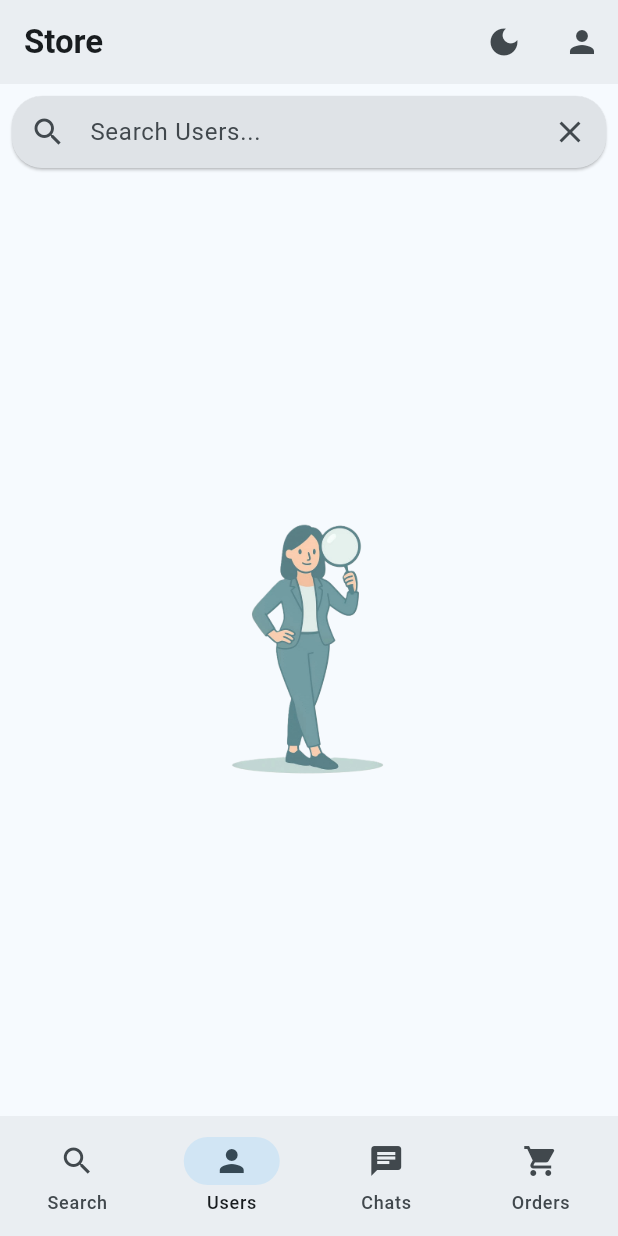
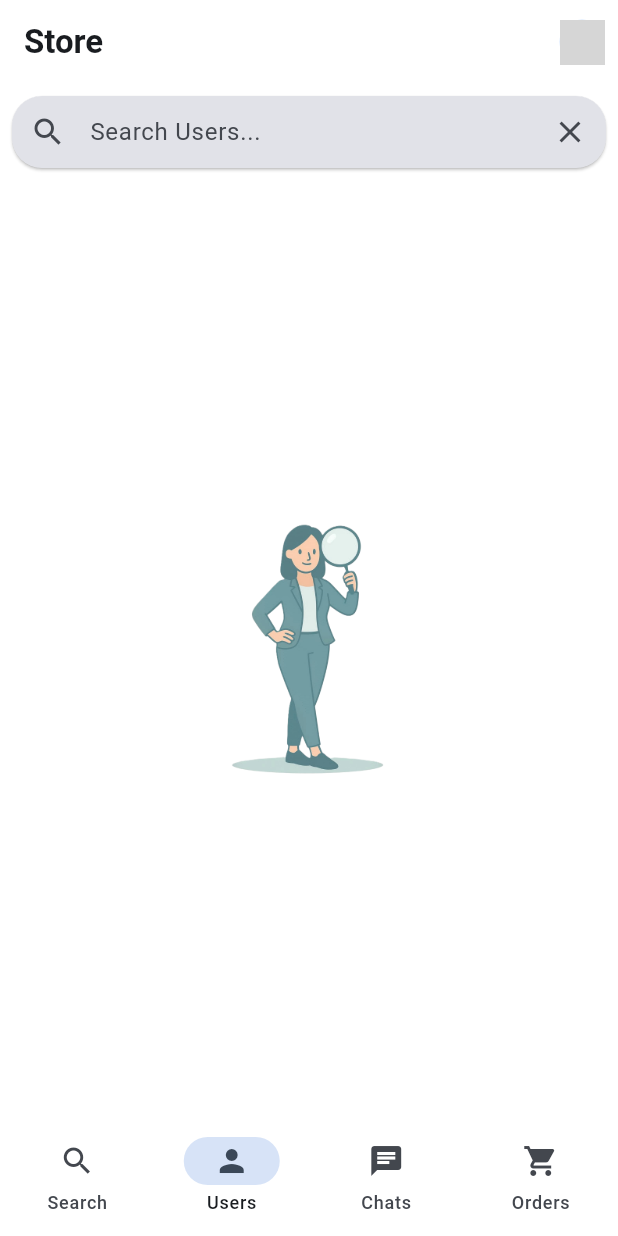
Before and after one commit to neeraj22003/ChatStore, a Flutter app: the screen it shows once a user with an empty profile is signed in, item 2 of the bottom bar chosen, after a tap on the "search" icon, on a phone screen of 412 x 824 dp. Run offline on Flutter 3.47's test engine with Material 3 defaults, Android fonts, the phone set to English and light mode, and no system bars; our stand-ins replace cached_network_image, cloud_firestore, firebase_auth, firebase_core, flutter_dotenv, geolocator and 2 more; missing offline and left inert: currency_sdk; accounts and stored records are empty; network calls fail; grey boxes are pictures that could not be loaded.

Commit message:
Ui update

```diff
--- a/lib/main.dart
+++ b/lib/main.dart
@@ -3,7 +3,7 @@ import 'package:flutter/material.dart';
 import 'package:flutter_dotenv/flutter_dotenv.dart';
 
 import 'package:chat_shop/src/app.dart';
-import 'package:chat_shop/src/core/layout/providers/appbar_provider.dart';
+
 import 'package:chat_shop/src/core/layout/providers/navigation_provider.dart';
 import 'package:chat_shop/src/features/auth/ui/provider/auth_provider.dart';
 import 'package:chat_shop/src/features/auth/ui/screen/login_page.dart';
@@ -20,18 +20,6 @@ import 'package:provider/provider.dart';
 
 import 'package:firebase_core/firebase_core.dart';
 import 'firebase_options.dart';
-
-/*void _setupNativeThreadingBridge() {
-  const platform = MethodChannel('com.chat_shop/auth');
-  platform.setMethodCallHandler((call) async {
-    if (call.method == "onAuthStateChanged") {
-      debugPrint("✅ Thread-Safe: C++ Bridge confirmed Auth Update.");
-    }
-    if (call.method == "onFirebaseReady") {
-      debugPrint("🚀 Thread-Safe: C++ Bridge confirmed Firebase Ready.");
-    }
-  });
-}*/
 
 Future<void> main() async {
   WidgetsFlutterBinding.ensureInitialized();
@@ -67,7 +55,7 @@ Future<void> main() async {
             return cart;
           },
         ),
-        ChangeNotifierProvider(create: (_) => Appbarprovider()),
+
         ChangeNotifierProvider(create: (_) => NavigationProvider()),
         ChangeNotifierProvider(create: (_) => SearchbarProvider()),
         ChangeNotifierProvider(create: (_) => BottomsheetProvider()),
@@ -87,22 +75,22 @@ class MyApp extends StatelessWidget {
   const MyApp({super.key});
   @override
   Widget build(BuildContext context) {
-    return Consumer2<Appbarprovider, Authprovider>(
-      builder: (context, appbarprovider, auth, child) {
+    return Consumer< Authprovider>(
+      builder: (context, auth, child) {
         return MaterialApp(
           scaffoldMessengerKey: auth.snacbarkey,
           debugShowCheckedModeBanner: false,
           theme: ThemeData(
             useMaterial3: true,
-            colorSchemeSeed: Colors.lightBlueAccent,
+            colorSchemeSeed:Colors.blue,
             brightness: Brightness.light,
           ),
           darkTheme: ThemeData(
             useMaterial3: true,
-            colorSchemeSeed: Colors.lightBlueAccent,
+            colorSchemeSeed:Colors.blue,
             brightness: Brightness.dark,
           ),
-          themeMode: appbarprovider.thememode,
+         themeMode: ThemeMode.light,
 
           home: StreamBuilder<User?>(
             stream: FirebaseAuth.instance.authStateChanges(),
--- a/lib/src/core/layout/providers/appbar_provider.dart
+++ /dev/null
@@ -1,25 +0,0 @@
-import 'package:flutter/material.dart';
-
-
-class Appbarprovider extends ChangeNotifier{
-
- ThemeMode _thememode=ThemeMode.light;
- ThemeMode get thememode=>_thememode;
-
-
- void themefuction(){
-  if(_thememode==ThemeMode.light){
-    _thememode=ThemeMode.dark;
-  }else{
-    _thememode=ThemeMode.light;
-  }
-
-  notifyListeners();
- }
-
-
-
-
-
-
-}
--- a/lib/src/core/layout/scaffold.dart
+++ b/lib/src/core/layout/scaffold.dart
@@ -36,6 +36,7 @@ class WideScaffolds extends StatelessWidget {
           ),
           Expanded(
             child: Scaffold(
+              backgroundColor: Colors.white,
               key: provider.scaffoldkey,
               appBar: CustomAppBar(),
               body: pages[provider.selectedindex],
@@ -46,6 +47,7 @@ class WideScaffolds extends StatelessWidget {
             ),
           ),
         ],
+
     );
   }
 }
@@ -65,6 +67,7 @@ class Mobilescaffold extends StatelessWidget {
       Orderpage(),
     ];
     return Scaffold(
+      backgroundColor: Colors.white,
       key: provider.scaffoldkey,
       appBar: CustomAppBar(),
       body: pages[provider.selectedindex],
--- a/lib/src/core/layout/widgets/appbar.dart
+++ b/lib/src/core/layout/widgets/appbar.dart
@@ -1,9 +1,12 @@
+import 'package:cached_network_image/cached_network_image.dart';
+import 'package:chat_shop/src/features/user/ui/provider/provider.dart';
 import 'package:flutter/material.dart';
 
-import 'package:chat_shop/src/core/layout/providers/appbar_provider.dart';
+
 import 'package:chat_shop/src/core/layout/providers/navigation_provider.dart';
 
 import 'package:chat_shop/src/features/cart/ui/providers/cart_provider.dart';
+import 'package:path/path.dart';
 
 import 'package:provider/provider.dart';
 
@@ -11,29 +14,23 @@ class CustomAppBar extends StatelessWidget implements PreferredSizeWidget {
   const CustomAppBar({super.key});
   @override
   Widget build(BuildContext context) {
-    final theme = Theme.of(context).colorScheme;
-    return Consumer3<Appbarprovider, CartProvider, NavigationProvider>(
+
+    return Consumer3<Userprovider, CartProvider, NavigationProvider>(
       builder: (context, provider, auth, navi, child) {
         return AppBar(
+          backgroundColor: Colors.white,
           title: Text('Store', style: TextStyle(fontWeight: FontWeight.w700)),
-          backgroundColor: theme.surfaceContainer,
+
           actions: [
-            IconButton(
-              onPressed: () async {
-                provider.themefuction();
-
-                //  provider.reset();
-              },
-              icon: provider.thememode == ThemeMode.dark
-                  ? const Icon(Icons.light_mode)
-                  : const Icon(Icons.dark_mode),
-            ),
-            const SizedBox(width: 4),
+           const SizedBox(width: 4),
             IconButton(
               onPressed: () {
                 navi.openendrawer(false);
               },
-              icon: const Icon(Icons.person),
+              icon:provider.userDomain?.profileimage!=null
+              ?CircleAvatar(radius: 15,
+                backgroundImage:CachedNetworkImageProvider( provider.userDomain!.profileimage!)
+              ) :const Icon(Icons.person),
             ),
           ],
         );
--- /dev/null
+++ b/lib/src/core/widgets/searchbar.dart
@@ -0,0 +1,76 @@
+import 'package:flutter/foundation.dart';
+import 'package:flutter/material.dart';
+
+class CustomSearchbar extends StatelessWidget {
+  final void Function() onSearch;
+  final TextEditingController textFieldcontroller;
+  final void Function() onremove;
+  final String hintText;
+  final ValueListenable<bool>? iscategoryactive;
+
+  const CustomSearchbar({
+    super.key,
+    this.iscategoryactive,
+    required this.onSearch,
+    required this.textFieldcontroller,
+    required this.hintText,
+    required this.onremove,
+  });
+
+  Widget searchIcon() {
+    return Padding(
+      padding: const EdgeInsets.all(5),
+      child: IconButton(onPressed: onSearch, icon: const Icon(Icons.search)),
+    );
+  }
+
+  Widget textfield() {
+    return Expanded(
+      child: Padding(
+        padding: const EdgeInsets.only(bottom: 0),
+        child: TextField(
+          controller: textFieldcontroller,
+          onSubmitted: (value) => onSearch(),
+          decoration: InputDecoration(
+            hintText: hintText,
+            border: InputBorder.none,
+          ),
+        ),
+      ),
+    );
+  }
+
+  Widget removebutton() {
+    return ValueListenableBuilder<TextEditingValue>(
+      valueListenable: textFieldcontroller,
+      builder: (context, value, child) {
+        return value.text.isNotEmpty ||(iscategoryactive?.value??false)
+            ? Padding(
+                padding: const EdgeInsets.all(5.0),
+                child: IconButton(
+                  onPressed: onremove,
+                  icon: const Icon(Icons.close),
+                ),
+              )
+            : const SizedBox.shrink();
+      },
+    );
+  }
+
+  @override
+  Widget build(BuildContext context) {
+
+    return  Padding(
+      padding: const EdgeInsets.all(8.0),
+      child: Container(
+        width: 100,
+        height: 50,
+        decoration: BoxDecoration(
+          borderRadius: BorderRadius.all(const Radius.circular(16)),
+          color: Colors.grey.withOpacity(0.2),
+        ),
+        child: Row(children: [searchIcon(), textfield(), removebutton()]),
+      ),
+    );
+  }
+}
--- a/lib/src/features/search/data/search_repo.dart
+++ b/lib/src/features/search/data/search_repo.dart
@@ -1,5 +1,6 @@
 import 'package:chat_shop/src/core/services/currency_service.dart';
-import 'package:chat_shop/src/features/search/data/search_data_source.dart';
+import 'package:chat_shop/src/features/search/data/ebay_service.dart';
+
 import 'package:chat_shop/src/features/search/data/search_dto.dart';
 import 'package:chat_shop/src/features/search/domain/search_item_domain.dart';
 
@@ -7,7 +8,7 @@ class SearchRepo {
   static final SearchRepo _instance = SearchRepo.internal();
   factory SearchRepo() => _instance;
   SearchRepo.internal();
-  final SearchDataSource _dataSource = SearchDataSource();
+  final _dataSource = EbuyService();
 
   final _currencyservice = CurrencyService();
   Map<String, SearchDomain> cache = {};
@@ -20,7 +21,8 @@ class SearchRepo {
     cache[key] = item;
   }
 
-  Future<List<SearchDomain>> searchItems(String query) async {
+  Future<List<SearchDomain>> searchItems(String? query) async {
+    if (query != null) {
       final raw = await _dataSource.searchItems(query);
       if (raw == null) return [];
 
@@ -29,12 +31,27 @@ class SearchRepo {
         return SearchDomain.fromListdto(EbuyItemsModel.fromJson(data), inrrate);
       }).toList();
     }
+    return [];
+  }
+
+  Future<List<SearchDomain>?> getcategoryitem(String? id) async {
+    if (id != null) {
+      final raw = await _dataSource.getCategoryITems(id);
+      if (raw == null) return [];
+
+      final inrrate = await _currencyservice.getrate();
+      return raw.map((data) {
+        return SearchDomain.fromListdto(EbuyItemsModel.fromJson(data), inrrate);
+      }).toList();
+    }
+    return null;
+  }
 
   Future<SearchDomain?> getdetails(String itemId) async {
     if (cache.containsKey(itemId)) {
       return cache[itemId];
     } else {
-      final raw = await _dataSource.itemDetails(itemId);
+      final raw = await _dataSource.itemDiscription(itemId);
       if (raw == null) return null;
 
       final inrate = await _currencyservice.getrate();
--- a/lib/src/features/search/ui/screen/search_page.dart
+++ b/lib/src/features/search/ui/screen/search_page.dart
@@ -1,14 +1,25 @@
+
+
+import 'package:chat_shop/src/features/search/ui/widgets/horizontal_category.dart';
 import 'package:flutter/material.dart';
-import 'package:chat_shop/src/features/search/ui/widgets/header.dart';
+
 import 'package:chat_shop/src/features/search/ui/widgets/item_loader.dart';
 
 import 'package:chat_shop/src/features/search/ui/widgets/searchbar.dart';
+
 
 class Search extends StatelessWidget {
   const Search({super.key});
 
   @override
   Widget build(BuildContext context) {
-    return CustomScrollView(slivers: [Header(), SearchBaar(), ItemLoader()]);
+    return CustomScrollView(
+      slivers: [
+        HomeSearchBaar(),
+        HorizontalCategory(),
+          ItemLoader(),
+
+         ],
+    );
   }
 }
--- a/lib/src/features/search/ui/widgets/+-button.dart
+++ b/lib/src/features/search/ui/widgets/+-button.dart
@@ -7,6 +7,7 @@ import 'package:provider/provider.dart';
 
 class Additionbuttonlist extends StatelessWidget {
   final SearchDomain item;
+
   const Additionbuttonlist({super.key, required this.item});
   Widget addbutton(BottomsheetProvider provider) {
     return Padding(
--- /dev/null
+++ b/lib/src/features/search/ui/widgets/horizontal_category.dart
@@ -0,0 +1,76 @@
+import 'package:chat_shop/src/features/search/data/ebay_category.dart';
+import 'package:chat_shop/src/features/search/ui/provider/searchbar_provider.dart';
+import 'package:flutter/material.dart';
+import 'package:provider/provider.dart';
+
+class HorizontalCategory extends StatelessWidget {
+  const HorizontalCategory({super.key});
+
+
+  Widget categorycard(
+    ColorScheme color,
+    int index,
+    IconData icon,
+    String title,
+    String id,
+    SearchbarProvider provider,
+  ) {
+    bool isselected = provider.selectedindex == index;
+    return Padding(
+      padding: const EdgeInsets.all(2.0),
+
+      child: Material(
+        clipBehavior: Clip.antiAlias,
+        borderRadius: BorderRadius.all(const Radius.circular(20)),
+        color: isselected ? color.primaryContainer : Colors.grey.withOpacity(0.2),
+        child: InkWell(
+          onTap: () {
+
+
+              provider.setidandName(id, title, index);
+
+          },
+          child: Padding(
+            padding: const EdgeInsets.all(8.0),
+            child: Row(
+              children: [
+                Icon(icon, color: isselected ? color.primary : null),
+                Text(title),
+              ],
+            ),
+          ),
+        ),
+      ),
+    );
+  }
+
+  @override
+  Widget build(BuildContext context) {
+    final color = Theme.of(context).colorScheme;
+    final category = EbayCategory.list;
+    final provider = context.watch<SearchbarProvider>();
+    return SliverToBoxAdapter(
+      child: Padding(
+        padding: const EdgeInsets.all(8),
+        child: SizedBox(
+          height: 70,
+          child: ListView.builder(
+            scrollDirection: Axis.horizontal,
+
+            itemCount: category.length,
+            itemBuilder: (context, index) {
+              return categorycard(
+                color,
+                index,
+                category[index].icon,
+                category[index].name,
+                category[index].id,
+                provider,
+              );
+            },
+          ),
+        ),
+      ),
+    );
+  }
+}
--- a/lib/src/features/search/ui/widgets/item_loader.dart
+++ b/lib/src/features/search/ui/widgets/item_loader.dart
@@ -1,7 +1,7 @@
 import 'dart:math';
 
 import 'package:flutter/material.dart';
-import 'package:chat_shop/src/core/services/images.dart';
+
 
 import 'package:chat_shop/src/features/search/data/search_repo.dart';
 import 'package:chat_shop/src/features/search/domain/search_item_domain.dart';
@@ -17,17 +17,17 @@ class ItemLoader extends StatelessWidget {
   @override
   Widget build(BuildContext context) {
     final provider = context.watch<SearchbarProvider>();
-    return provider.controller.text.isEmpty
-        ? SliverToBoxAdapter(
-            child: Center(
-              child: Image.asset(scale: 3.5, ImageService.searchItembG),
-            ),
-          )
-        : FutureBuilder(
-            future: SearchRepo().searchItems(provider.controller.text.trim()),
+    Future<List<SearchDomain>?> loadItems(SearchbarProvider provider) {
+  if (provider.controller.text.isEmpty && provider.id != null) {
+    return SearchRepo().getcategoryitem(provider.id!);
+  } else {
+    return SearchRepo().searchItems(provider.controller.text.trim());
+  }
+}
+    return FutureBuilder(
+            future:loadItems(provider),
             builder: (context, snapshot) {
-              if (snapshot.connectionState == ConnectionState.waiting &&
-                  provider.controller.text.isNotEmpty) {
+              if (snapshot.connectionState == ConnectionState.waiting) {
                 return const SliverToBoxAdapter(
                   child: Center(child: CircularProgressIndicator()),
                 );
@@ -46,11 +46,19 @@ class ItemLoader extends StatelessWidget {
                   sliver: ItemsList(results: item),
                 );
               }
+              if(!snapshot.hasData&&provider.id!=null||provider.controller.text.isNotEmpty){
+                return  SliverToBoxAdapter(
+                child: Padding(
+                  padding: const EdgeInsets.only(top: 50),
+                  child: Center(child: Text('')),
+                ),
+              );
+              }
 
               return SliverToBoxAdapter(
                 child: Padding(
                   padding: const EdgeInsets.only(top: 50),
-                  child: Center(child: Text('No item found')),
+                  child: Center(child: Text('')),
                 ),
               );
             },
@@ -72,14 +80,15 @@ class ItemsList extends StatelessWidget {
             mainAxisSpacing: 8,
             crossAxisSpacing: 8,
             childAspectRatio: 1.0,
-            mainAxisExtent: 225,
+            mainAxisExtent: 100,
+
             crossAxisCount: crossaxiscount,
           ),
           delegate: SliverChildBuilderDelegate(childCount: results.length, (
             BuildContext context,
             int index,
           ) {
-            return ItemsCard(results: results, index: index);
+            return ItemsCard(results: results[index]);
           }),
         );
       },
--- a/lib/src/features/search/ui/widgets/searchbar.dart
+++ b/lib/src/features/search/ui/widgets/searchbar.dart
@@ -1,62 +1,23 @@
+import 'package:chat_shop/src/core/widgets/searchbar.dart';
+import 'package:chat_shop/src/features/search/ui/provider/searchbar_provider.dart';
 import 'package:flutter/material.dart';
-import 'package:chat_shop/src/features/search/ui/provider/searchbar_provider.dart';
-
 import 'package:provider/provider.dart';
 
-class SearchBaar extends StatelessWidget {
-  const SearchBaar({super.key});
-
-  Widget searchbutton(VoidCallback onsearch) {
-    return IconButton(onPressed: onsearch, icon: const Icon(Icons.search));
-  }
-
-  Widget textfield(
-    TextEditingController controller,
-    void Function(String) onSubmitted,
-  ) {
-    return Expanded(
-      child: TextField(
-        onSubmitted: onSubmitted,
-        controller: controller,
-        decoration: const InputDecoration(
-          hintText: 'Search',
-          border: InputBorder.none,
-        ),
-      ),
-    );
-  }
-
-  Widget removebutton(void Function() ontap) {
-    return IconButton(
-      onPressed: () {
-        ontap();
-      },
-      icon: const Icon(Icons.close),
-    );
-  }
+class HomeSearchBaar extends StatelessWidget {
+  const HomeSearchBaar({super.key});
 
   @override
   Widget build(BuildContext context) {
     final provider = context.watch<SearchbarProvider>();
-    final color = Theme.of(context).colorScheme;
-    return SliverToBoxAdapter(
-      child: Padding(
-        padding: const EdgeInsets.only(top: 7),
-
-        child: Card(
-          shape: RoundedRectangleBorder(
-            borderRadius: BorderRadiusGeometry.all(const Radius.circular(7)),
-          ),
-          color: color.surfaceContainer,
-          child: Row(
-            children: [
-              searchbutton(provider.trigger),
-              textfield(provider.controller, provider.onSubmitted),
-              removebutton(provider.clearfield),
-            ],
-          ),
-        ),
-      ),
-    );
+    return SliverToBoxAdapter(child:
+     CustomSearchbar(
+      onSearch: () {
+        provider.onsubmitted();
+      },
+      textFieldcontroller: provider.controller,
+      hintText:provider.category?? 'Search',
+      onremove: provider.clearfield,
+      iscategoryactive: provider.categoryactive,
+    ));
   }
 }
```
Also changed, not shown: lib/src/core/layout/widgets/navigation_bar.dart (+9 -2 lines), lib/src/core/widgets/product_card.dart (added, +78 -0 lines), lib/src/features/search/data/ebay_category.dart (added, +22 -0 lines), lib/src/features/search/data/ebay_service.dart (+18 -0 lines), lib/src/features/search/data/search_data_source.dart (deleted, +0 -12 lines), lib/src/features/search/domain/category_domain.dart (added, +10 -0 lines), lib/src/features/search/ui/provider/searchbar_provider.dart (+24 -18 lines), lib/src/features/search/ui/widgets/items_card.dart (+14 -64 lines), pubspec.yaml (+11 -6 lines), pubspec.lock, 7 other files. Lines whose indentation alone changed are shown as unchanged.
